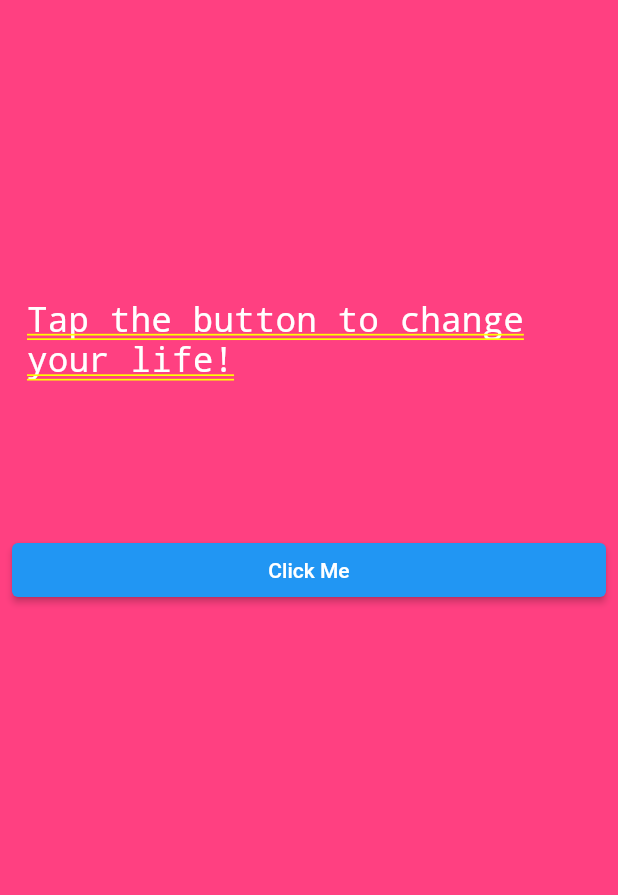
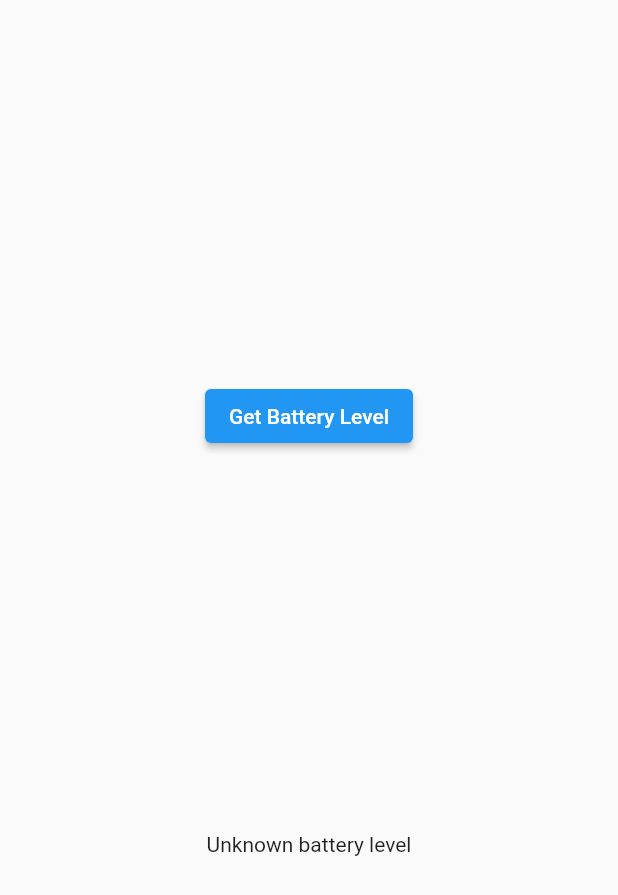
Before and after one commit to qu0cquyen/method_channel, a Flutter app: the screen it shows after launch, on a phone screen of 412 x 824 dp. Shown: the top 895 px of the screen. Run offline on Flutter 3.47's test engine with Material 2 defaults, Android fonts, the phone set to English and light mode, and no system bars.

Commit message:
Getting Battery Level

```diff
--- a/lib/main.dart
+++ b/lib/main.dart
@@ -26,7 +26,7 @@ class MyApp extends StatelessWidget {
         primarySwatch: Colors.blue,
       ),
       // home: const MyHomePage(title: 'Flutter Demo Home Page'),
-      home: PlatformTestBody(),
+      home: const PlatformTestBody(),
     );
   }
 }
--- a/lib/plaform_test_body.dart
+++ b/lib/plaform_test_body.dart
@@ -1,4 +1,5 @@
 import 'package:flutter/material.dart';
+import 'package:flutter/services.dart';
 
 class PlatformTestBody extends StatefulWidget {
   const PlatformTestBody({Key? key}) : super(key: key);
@@ -8,43 +9,41 @@ class PlatformTestBody extends StatefulWidget {
 }
 
 class _PlatformTestBodyState extends State<PlatformTestBody> {
-  String nativeMessage = '';
+  static const platformMethodChannel =
+      MethodChannel('samples.flutter.dev/battery');
+
+  var batteryLevel = 'Unknown battery level';
+
+  Future<void> _getBatteryLevel() async {
+    late String batLevel;
+
+    try {
+      final int result =
+          await platformMethodChannel.invokeMethod('getBatteryLevel');
+      batLevel = 'Battery level at $result%';
+    } on PlatformException catch (e) {
+      batLevel = 'Failed to get battery level: ${e.message}.';
+    }
+
+    setState(() {
+      batteryLevel = batLevel;
+    });
+  }
 
   @override
   Widget build(BuildContext context) {
-    return Container(
-      color: Colors.pinkAccent,
-      child: Column(
-        crossAxisAlignment: CrossAxisAlignment.stretch,
-        children: <Widget>[
-          const Padding(
-            padding: EdgeInsets.only(left: 18.0, top: 200.0),
-            child: Text(
-              'Tap the button to change your life!',
-              style: TextStyle(
-                  color: Colors.white,
-                  fontWeight: FontWeight.w500,
-                  fontSize: 23.0),
+    return Material(
+      child: Center(
+        child: Column(
+          mainAxisAlignment: MainAxisAlignment.spaceEvenly,
+          children: [
+            ElevatedButton(
+              child: const Text('Get Battery Level'),
+              onPressed: _getBatteryLevel,
             ),
-          ),
-          Padding(
-            padding: const EdgeInsets.only(left: 8.0, right: 8.0, top: 102.0),
-            child: ElevatedButton(
-              child: const Text('Click Me'),
-              onPressed: () => print(''),
-            ),
-          ),
-          Padding(
-            padding: const EdgeInsets.only(left: 8.0, right: 8.0, top: 102.0),
-            child: Text(
-              nativeMessage,
-              style: const TextStyle(
-                  color: Colors.white,
-                  fontWeight: FontWeight.w500,
-                  fontSize: 23.0),
-            ),
-          )
-        ],
+            Text(batteryLevel),
+          ],
+        ),
       ),
     );
   }
```
Also changed, not shown: 1 other file.
